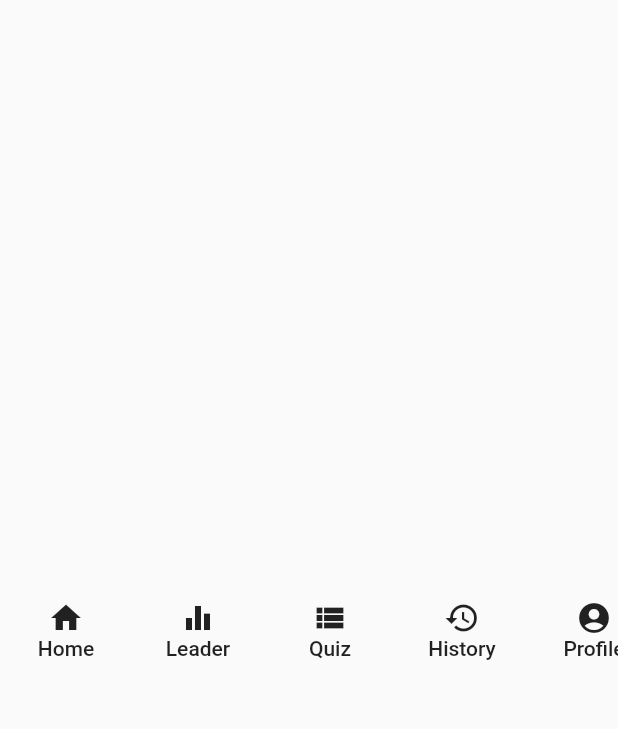
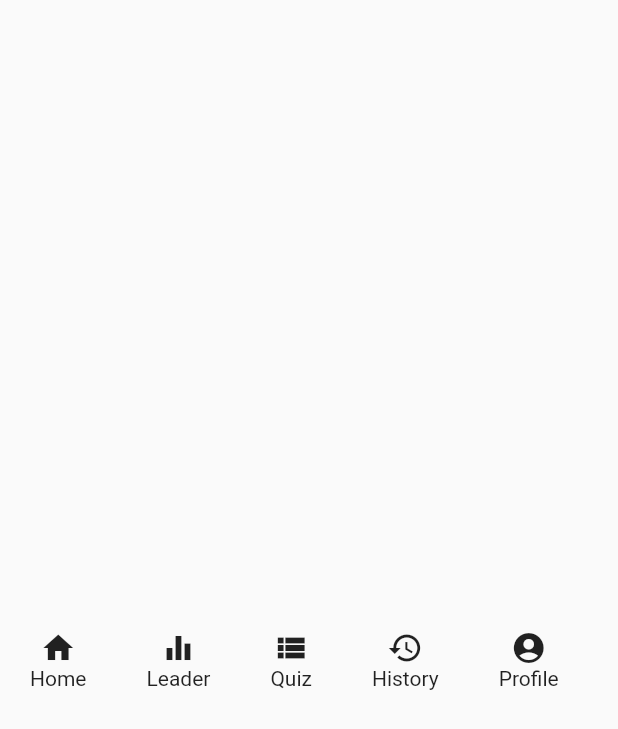
Before and after one commit to nguyenbinhanltv/EnQ, a Flutter app: the screen it shows after launch, on a phone screen of 412 x 824 dp. Shown: the top 729 px of the screen. Run offline on Flutter 3.47's test engine with Material 2 defaults, Android fonts, the phone set to English and light mode, and no system bars; our stand-ins replace flutter_svg.

Commit message:
fix padding

```diff
--- a/lib/components/bottom_navigation.dart
+++ b/lib/components/bottom_navigation.dart
@@ -37,12 +37,18 @@ class _BottomNavigation extends State<BottomNavigation> {
   }
 
   Widget buildButton(int index) {
-    return FlatButton(
-      onPressed: () {},
-      child: Column(
+    return Padding(
+      padding: const EdgeInsets.fromLTRB(
+          DefaultPaddin, DefaultPaddin, DefaultPaddin, DefaultPaddin),
+      child: Row(
+        mainAxisAlignment: MainAxisAlignment.spaceBetween,
         children: [
-          Icon(items[index].icon),
-          Text(items[index].title),
+          Column(
+            children: [
+              Icon(items[index].icon),
+              Text(items[index].title),
+            ],
+          )
         ],
       ),
     );
```
